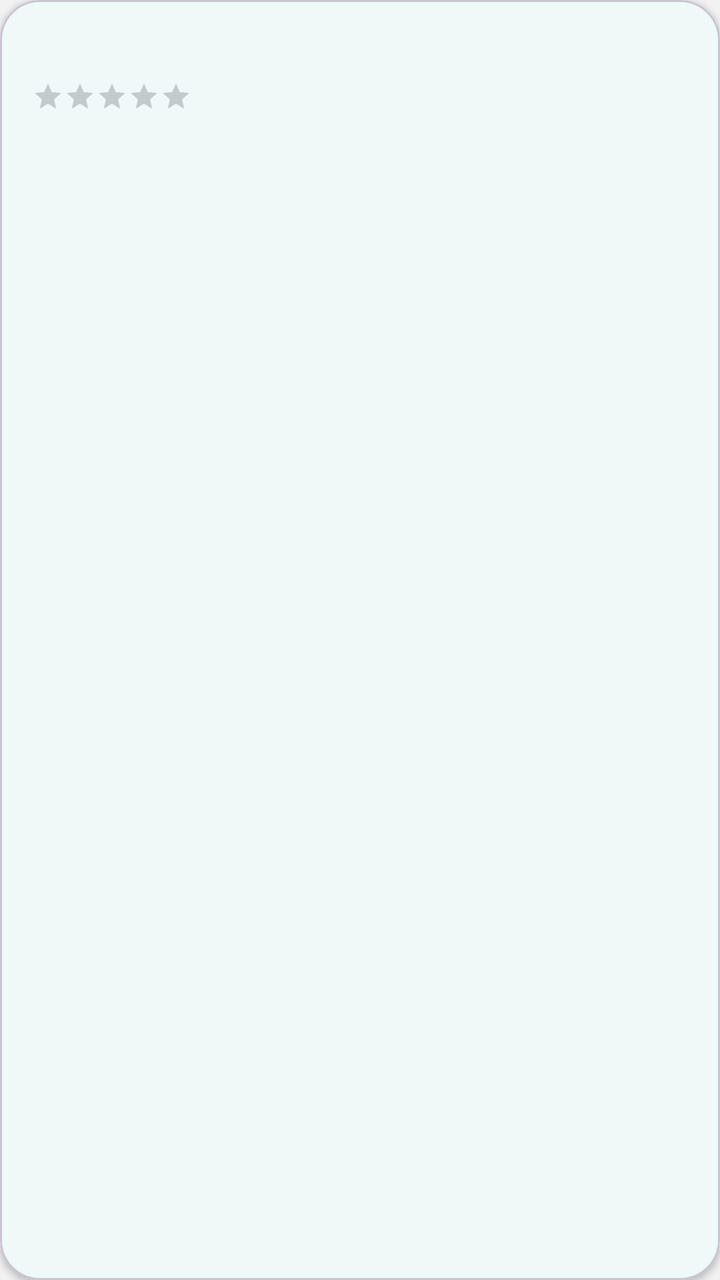
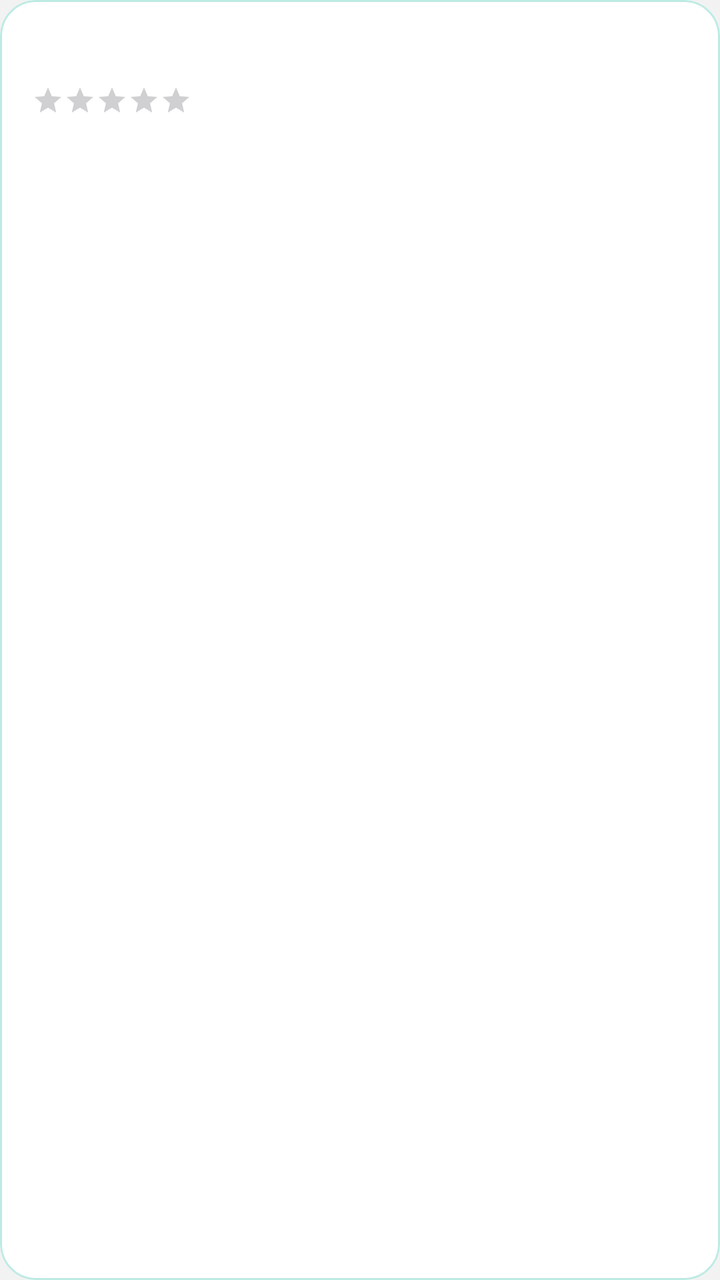

An Android layout rendered at two revisions. The XML below is the earlier revision; the diff shows what the commit changed to produce the second picture.
<!-- AndroidManifest.xml: application theme Theme.HairGo -->
<!-- res/layout/item_review.xml -->
<?xml version="1.0" encoding="utf-8"?>
<com.google.android.material.card.MaterialCardView
    xmlns:android="http://schemas.android.com/apk/res/android"
    xmlns:app="http://schemas.android.com/apk/res-auto"
    android:layout_width="match_parent"
    android:layout_height="wrap_content"
    android:layout_marginVertical="6dp"
    app:cardCornerRadius="20dp"
    app:cardElevation="2dp"
    app:cardBackgroundColor="@color/surface">

    <androidx.constraintlayout.widget.ConstraintLayout
        android:layout_width="match_parent"
        android:layout_height="wrap_content"
        android:padding="16dp">

        <TextView
            android:id="@+id/tvName"
            android:layout_width="0dp"
            android:layout_height="wrap_content"
            android:maxLines="1"
            android:ellipsize="end"
            android:textColor="@color/heading"
            android:textSize="15sp"
            android:textStyle="bold"
            app:layout_constraintTop_toTopOf="parent"
            app:layout_constraintStart_toStartOf="parent"
            app:layout_constraintEnd_toStartOf="@id/tvDate"/>

        <TextView
            android:id="@+id/tvDate"
            android:layout_width="wrap_content"
            android:layout_height="wrap_content"
            android:layout_marginStart="8dp"
            android:textColor="@color/grey_medium"
            android:textSize="12sp"
            app:layout_constraintTop_toTopOf="@id/tvName"
            app:layout_constraintBottom_toBottomOf="@id/tvName"
            app:layout_constraintEnd_toEndOf="parent"/>

        <RatingBar
            android:id="@+id/ratingBar"
            style="?android:attr/ratingBarStyleSmall"
            android:layout_width="wrap_content"
            android:layout_height="wrap_content"
            android:layout_marginTop="4dp"
            android:isIndicator="true"
            android:numStars="5"
            android:rating="0"
            android:stepSize="1.0"
            android:progressTint="@color/teal"
            android:secondaryProgressTint="@color/grey_border"
            app:layout_constraintTop_toBottomOf="@id/tvName"
            app:layout_constraintStart_toStartOf="parent"/>

        <TextView
            android:id="@+id/tvComment"
            android:layout_width="0dp"
            android:layout_height="wrap_content"
            android:layout_marginTop="8dp"
            android:lineSpacingExtra="2dp"
            android:textColor="@color/grey_dark"
            android:textSize="14sp"
            app:layout_constraintTop_toBottomOf="@id/ratingBar"
            app:layout_constraintStart_toStartOf="parent"
            app:layout_constraintEnd_toEndOf="parent"/>

    </androidx.constraintlayout.widget.ConstraintLayout>
</com.google.android.material.card.MaterialCardView>
<!-- resources referenced by this layout -->
<resources>
  <color name="grey_border">#E0E0E0</color>
  <color name="grey_dark">#333333</color>
  <color name="grey_medium">#8A8A8A</color>
  <color name="heading">#1B2A4A</color>
  <color name="surface">#FFFFFF</color>
  <color name="teal">#14B8A6</color>
  <style name="Theme.HairGo" parent="Base.Theme.HairGo">
          <item name="snackbarStyle">@style/Widget.HairGo.Snackbar</item>
      </style>
  <style name="Base.Theme.HairGo" parent="Theme.Material3.DayNight.NoActionBar">
          <item name="colorPrimary">@color/teal</item>
          <item name="colorOnPrimary">@color/white</item>
          <item name="colorSurface">@color/surface</item>
          <item name="colorOnSurface">@color/text_primary</item>
          <item name="colorSurfaceVariant">@color/grey_light</item>
          <item name="colorOnSurfaceVariant">@color/grey_medium</item>
          <item name="colorOutline">@color/grey_border</item>
          <item name="android:colorBackground">@color/grey_light</item>
      </style>
  <style name="Widget.HairGo.Snackbar" parent="Widget.Material3.Snackbar">
          <item name="backgroundTint">@color/navy</item>
          <item name="android:textColor">@color/white</item>
          <item name="shapeAppearanceOverlay">@style/ShapeAppearanceOverlay.HairGo_Snackbar</item>
      </style>
  <color name="white">#FFFFFF</color>
  <color name="text_primary">#1A1A1A</color>
  <color name="grey_light">#F2F2F2</color>
  <color name="navy">#1B2A4A</color>
  <style name="ShapeAppearanceOverlay.HairGo_Snackbar" parent="">
          <item name="cornerFamily">rounded</item>
          <item name="cornerSize">16dp</item>
      </style>
</resources>

<!-- the commit's change to res/layout/item_review.xml (unified diff, before → after) -->
@@ -5,9 +5,11 @@
     android:layout_width="match_parent"
     android:layout_height="wrap_content"
     android:layout_marginVertical="6dp"
-    app:cardCornerRadius="20dp"
-    app:cardElevation="2dp"
-    app:cardBackgroundColor="@color/surface">
+    app:cardCornerRadius="18dp"
+    app:cardElevation="0dp"
+    app:strokeWidth="1dp"
+    app:strokeColor="@color/home_border"
+    app:cardBackgroundColor="@color/salon_info_card_bg">
 
     <androidx.constraintlayout.widget.ConstraintLayout
         android:layout_width="match_parent"
@@ -20,7 +22,7 @@
             android:layout_height="wrap_content"
             android:maxLines="1"
             android:ellipsize="end"
-            android:textColor="@color/heading"
+            android:textColor="@color/salon_section_title"
             android:textSize="15sp"
             android:textStyle="bold"
             app:layout_constraintTop_toTopOf="parent"
@@ -32,7 +34,7 @@
             android:layout_width="wrap_content"
             android:layout_height="wrap_content"
             android:layout_marginStart="8dp"
-            android:textColor="@color/grey_medium"
+            android:textColor="@color/home_text_secondary"
             android:textSize="12sp"
             app:layout_constraintTop_toTopOf="@id/tvName"
             app:layout_constraintBottom_toBottomOf="@id/tvName"
@@ -43,13 +45,13 @@
             style="?android:attr/ratingBarStyleSmall"
             android:layout_width="wrap_content"
             android:layout_height="wrap_content"
-            android:layout_marginTop="4dp"
+            android:layout_marginTop="6dp"
             android:isIndicator="true"
             android:numStars="5"
             android:rating="0"
             android:stepSize="1.0"
-            android:progressTint="@color/teal"
-            android:secondaryProgressTint="@color/grey_border"
+            android:progressTint="@color/salon_accent"
+            android:secondaryProgressTint="@color/home_border"
             app:layout_constraintTop_toBottomOf="@id/tvName"
             app:layout_constraintStart_toStartOf="parent"/>
 
@@ -58,8 +60,8 @@
             android:layout_width="0dp"
             android:layout_height="wrap_content"
             android:layout_marginTop="8dp"
-            android:lineSpacingExtra="2dp"
-            android:textColor="@color/grey_dark"
+            android:lineSpacingExtra="3dp"
+            android:textColor="@color/home_text_secondary"
             android:textSize="14sp"
             app:layout_constraintTop_toBottomOf="@id/ratingBar"
             app:layout_constraintStart_toStartOf="parent"
<!-- resource entries referenced after the edit -->
@@ -1,9 +1,12 @@
 <!-- resources referenced by this layout -->
 <resources>
+  <color name="home_border">#BDEAE4</color>
+  <color name="home_text_secondary">#3E6F69</color>
+  <color name="salon_accent">#E8824F</color>
+  <color name="salon_info_card_bg">#FFFFFF</color>
+  <color name="salon_section_title">#1B2A4A</color>
   <color name="grey_border">#E0E0E0</color>
-  <color name="grey_dark">#333333</color>
   <color name="grey_medium">#8A8A8A</color>
-  <color name="heading">#1B2A4A</color>
   <color name="surface">#FFFFFF</color>
   <color name="teal">#14B8A6</color>
   <style name="Theme.HairGo" parent="Base.Theme.HairGo">
